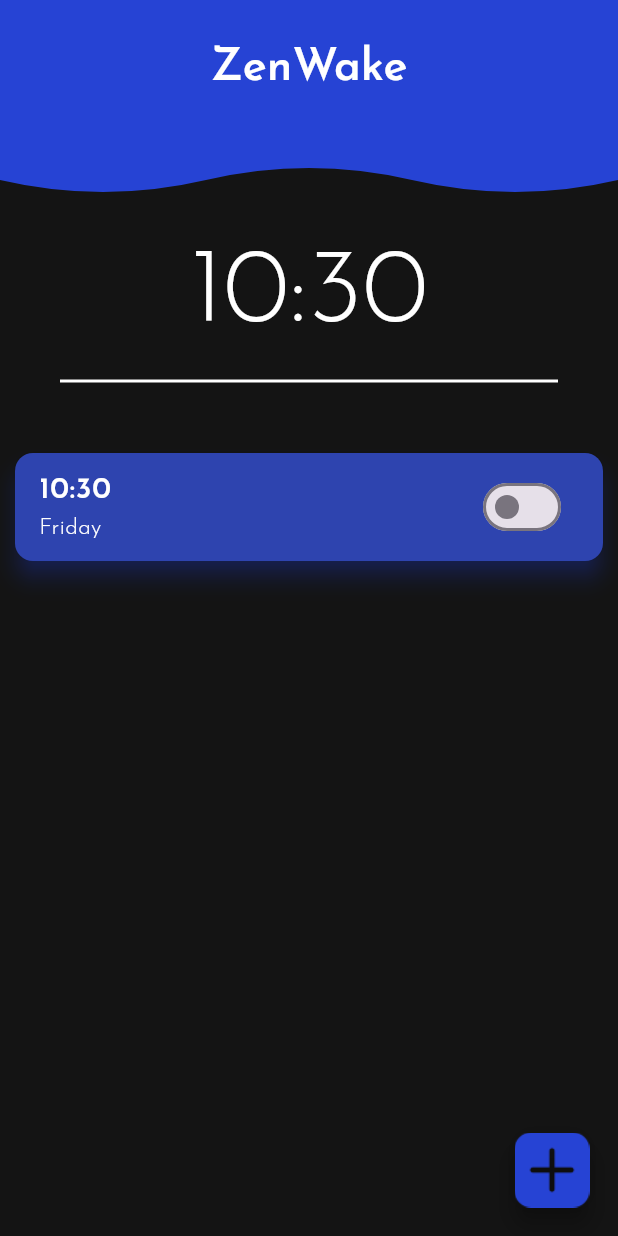
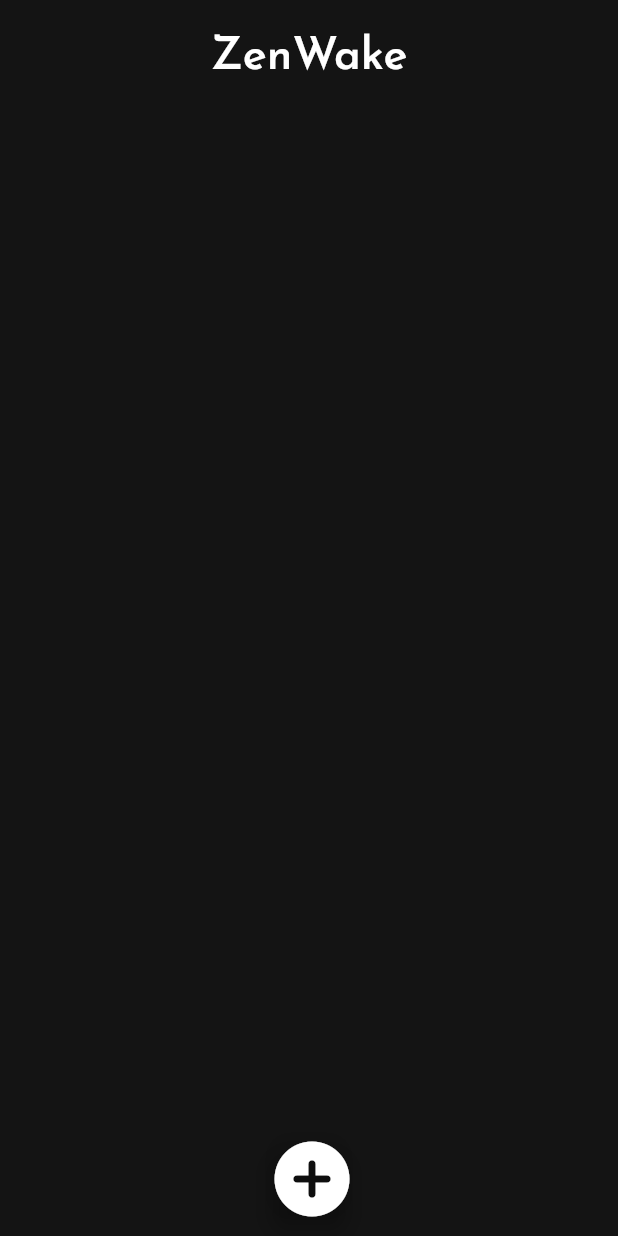
Before and after one commit to thiago-mobile/ZenWake, a Flutter app: the screen it shows after launch, on a phone screen of 412 x 824 dp. Run offline on Flutter 3.47's test engine with Material 3 defaults, Android fonts, the phone set to English and light mode, and no system bars; our stand-ins replace numberpicker.

Commit message:
Providers and Modifications
use of providers and alarm modifications

```diff
--- /dev/null
+++ b/lib/classes/alarmmodel.dart
@@ -0,0 +1,37 @@
+import 'package:flutter/foundation.dart';
+
+class Alarm {
+  String subject;
+  int hour;
+  int minute;
+  String timeFormat;
+  Map<String, bool> selectedDays;
+  bool isActive;
+
+  Alarm(
+      {required this.subject,
+      required this.hour,
+      required this.minute,
+      required this.timeFormat,
+      required this.selectedDays,
+      this.isActive = false});
+}
+
+class AlarmModel with ChangeNotifier {
+  List<Alarm> alarms = [];
+
+  void addAlarm(Alarm alarm) {
+    alarms.add(alarm);
+    notifyListeners();
+  }
+
+  void removeAlarm(int index) {
+    alarms.removeAt(index);
+    notifyListeners();
+  }
+
+  void toggleAlarm(int index) {
+    alarms[index].isActive = !alarms[index].isActive;
+    notifyListeners();
+  }
+}
--- a/lib/main.dart
+++ b/lib/main.dart
@@ -1,8 +1,19 @@
+import 'package:app_passo/classes/alarmmodel.dart';
+import 'package:app_passo/view/createalarm.dart';
 import 'package:app_passo/view/homescreen.dart';
+import 'package:app_passo/view/sounalarm.dart';
 import 'package:flutter/material.dart';
+import 'package:provider/provider.dart';
 
 void main() {
-  runApp(const MyApp());
+  runApp(
+    MultiProvider(
+      providers: [
+        ChangeNotifierProvider(create: (_) => AlarmModel()),
+      ],
+      child: MyApp(),
+    ),
+  );
 }
 
 class MyApp extends StatelessWidget {
@@ -10,9 +21,14 @@ class MyApp extends StatelessWidget {
 
   @override
   Widget build(BuildContext context) {
-    return const MaterialApp(
+    return MaterialApp(
       debugShowCheckedModeBanner: false,
-      home: MyHomePage(),
+      home: const MyHomePage(),
+      routes: {
+        '/createalarm': (context) => const CreateAlarm(),
+        '/homescreen': (context) => const MyHomePage(),
+        '/soundalarm': (context) => const SoundAlarm(),
+      },
     );
   }
 }
--- a/lib/view/homescreen.dart
+++ b/lib/view/homescreen.dart
@@ -1,8 +1,9 @@
 import 'dart:async';
-import 'package:app_passo/Widgets/waveclipper.dart';
-import 'package:app_passo/view/createAlarm.dart';
+import 'package:app_passo/classes/alarmmodel.dart';
+import 'package:app_passo/view/createalarm.dart';
 import 'package:flutter/material.dart';
 import 'package:intl/intl.dart';
+import 'package:provider/provider.dart';
 
 class MyHomePage extends StatefulWidget {
   const MyHomePage({super.key});
@@ -14,7 +15,7 @@ class MyHomePage extends StatefulWidget {
 class _MyHomePageState extends State<MyHomePage> {
   String currentTime = DateFormat('HH:mm').format(DateTime.now());
   late Timer _timer;
-  bool isSwitched = false;
+  bool isSwitched = true;
 
   @override
   void initState() {
@@ -34,19 +35,20 @@ class _MyHomePageState extends State<MyHomePage> {
 
   @override
   Widget build(BuildContext context) {
+    final alarmModel = Provider.of<AlarmModel>(context);
     return Scaffold(
       backgroundColor: const Color(0xff141414),
       appBar: AppBar(
-        backgroundColor: const Color(0xff2643d4),
-        title: const Padding(
-          padding: EdgeInsets.only(top: 35),
-          child: Center(
+        backgroundColor: const Color(0xff141414),
+        title: const Center(
+          child: Padding(
+            padding: EdgeInsets.only(top: 20),
             child: Text(
               'ZenWake',
               style: TextStyle(
-                color: Colors.white,
                 fontSize: 30,
                 fontFamily: 'JosefinSans-SemiBold',
+                color: Color(0xFFFFFFFF),
               ),
             ),
           ),
@@ -54,93 +56,92 @@ class _MyHomePageState extends State<MyHomePage> {
       ),
       body: SafeArea(
         child: SingleChildScrollView(
-          child: Stack(children: [
-            ClipPath(
-              clipper: WaveClipper(),
-              child: Container(
-                height: 80.0,
-                color: Color(0xff2643d4),
+          child: Column(
+            mainAxisAlignment: MainAxisAlignment.start,
+            children: [
+              const SizedBox(height: 50),
+              ...alarmModel.alarms.map((alarm) {
+                return GestureDetector(
+                  onTap: () {
+                    Navigator.push(
+                      context,
+                      MaterialPageRoute(
+                        builder: (context) => CreateAlarm(existingAlarm: alarm),
+                      ),
+                    );
+                  },
+                  child: Card(
+                    color: alarm.isActive
+                        ? const Color(0xFF2E44AF)
+                        : const Color(0xff141414),
+                    elevation: 6,
+                    shadowColor: const Color(0xFF2643D4),
+                    margin: const EdgeInsets.all(5),
+                    child: ListTile(
+                      title: Column(
+                        crossAxisAlignment: CrossAxisAlignment.start,
+                        children: [
+                          Text(
+                            "${alarm.selectedDays.entries.where((entry) => entry.value).map((entry) => entry.key).join(', ')}",
+                            style: const TextStyle(
+                              color: Colors.white,
+                              fontSize: 15,
+                              fontFamily: 'JosefinSans-Regular',
                             ),
                           ),
-            Column(
-              mainAxisAlignment: MainAxisAlignment.start,
-              children: [
-                Padding(
-                  padding: EdgeInsets.only(top: 90),
-                  child: Center(
-                    child: Column(
-                      children: [
+                          const SizedBox(height: 5),
                           Text(
-                          currentTime,
+                            "${alarm.hour}:${alarm.minute.toString().padLeft(2, '0')} ${alarm.timeFormat}",
                             style: const TextStyle(
                               color: Colors.white,
-                            fontSize: 70,
-                            fontFamily: 'JosefinSans-Light',
+                              fontSize: 25,
+                              fontFamily: 'JosefinSans-Bold',
                             ),
-                        ),
-                        const Divider(
-                          color: Colors.white,
-                          thickness: 2,
-                          indent: 40,
-                          endIndent: 40,
                           ),
                         ],
                       ),
-                  ),
-                ),
-                const SizedBox(
-                  height: 30,
-                ),
-                Card(
-                  color: const Color(0xFF2E44AF),
-                  elevation: 6,
-                  shadowColor:
-                      const Color(0xFF2643D4), // Añade sombra a la tarjeta
-                  margin: const EdgeInsets.all(10),
-                  child: ListTile(
-                    title: Text(
-                      currentTime,
+                      subtitle: Text(
+                        alarm.subject,
                         style: const TextStyle(
                           color: Colors.white,
                           fontSize: 20,
-                        fontFamily: 'JosefinSans-SemiBold',
-                      ),
-                    ),
-                    subtitle: Text(
-                      DateFormat('EEEE')
-                          .format(DateTime.now()), // Muestra el día
-                      style: const TextStyle(
-                        color: Colors.white,
-                        fontSize: 15,
                           fontFamily: 'JosefinSans-Light',
                         ),
                       ),
                       trailing: Switch(
-                      value: isSwitched,
+                        value: alarm.isActive,
                         onChanged: (value) {
                           setState(() {
+                            alarmModel
+                                .toggleAlarm(alarmModel.alarms.indexOf(alarm));
                             isSwitched = value;
                           });
                         },
                         activeColor: Colors.blueAccent,
                         focusColor: Colors.blueGrey,
-                      activeTrackColor: Color(0xFF000000),
+                        activeTrackColor: const Color(0xFF000000),
                       ),
                     ),
                   ),
+                );
+              }).toList(),
             ],
           ),
-          ]),
         ),
       ),
-      floatingActionButtonLocation: FloatingActionButtonLocation.endFloat,
+      floatingActionButtonLocation:
+          FloatingActionButtonLocation.miniCenterFloat,
       floatingActionButton: FloatingActionButton(
         backgroundColor: Colors.transparent,
         onPressed: () {
-          Navigator.push(
-              context, MaterialPageRoute(builder: (context) => CreateAlarm()));
+          Navigator.push(context,
+              MaterialPageRoute(builder: (context) => const CreateAlarm()));
         },
-        child: Image.asset('assets/agregarAlarma.png', width: 50, height: 50),
+        child: const Icon(
+          Icons.add_circle_rounded,
+          color: Colors.white,
+          size: 60,
+        ),
       ),
     );
   }
--- a/pubspec.yaml
+++ b/pubspec.yaml
@@ -13,6 +13,7 @@ dependencies:
   cupertino_icons: ^1.0.8
   intl: ^0.17.0
   numberpicker: ^2.1.2
+  provider: ^6.1.2
 
 dev_dependencies:
   flutter_test:
```
Also changed, not shown: lib/view/createalarm.dart (+91 -52 lines), lib/view/sounalarm.dart (+9 -7 lines), pubspec.lock. Lines whose indentation alone changed are shown as unchanged.
